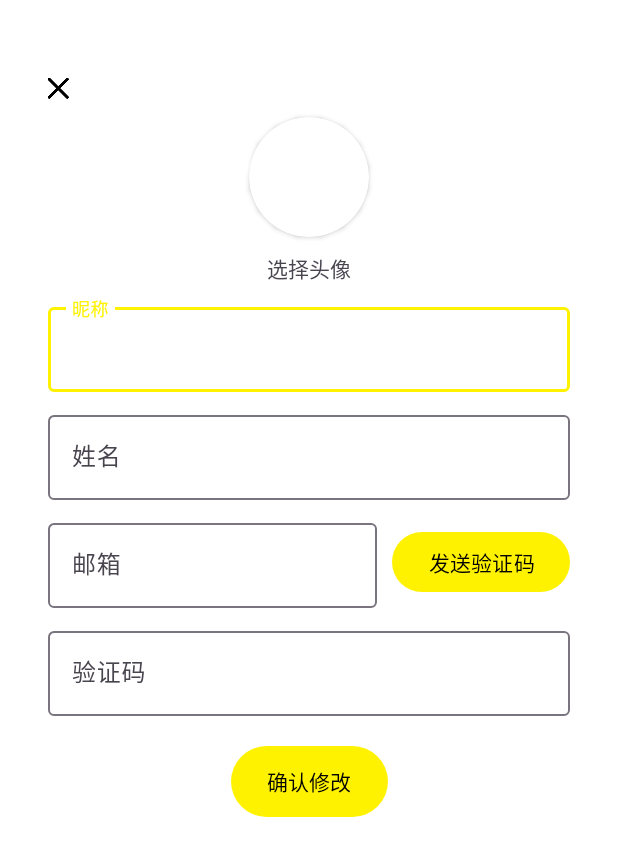
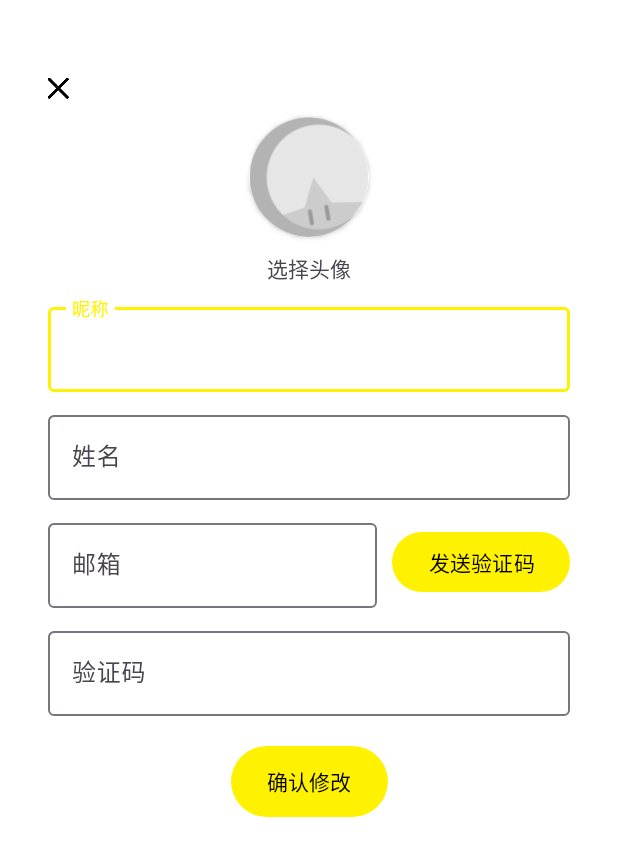
Before and after one commit to klxiaoniu/Youxi, an Android app: the layout activity_profile_update.xml on its own in the app's theme, with its tools: preview values and no code run, on a phone screen of 412 x 824 dp. Shown: the top 856 px of the screen. Run offline under Robolectric (Android 15) with nearby library versions, the phone set to English and light mode, and no system bars.

Commit message:
profile update: default avatar

```diff
--- a/app/src/main/res/layout/activity_profile_update.xml
+++ b/app/src/main/res/layout/activity_profile_update.xml
@@ -32,7 +32,8 @@
         <ImageView
             android:id="@+id/iv_avatar"
             android:layout_width="80dp"
-            android:layout_height="80dp" />
+            android:layout_height="80dp"
+            android:src="@drawable/ic_default_avatar" />
     </androidx.cardview.widget.CardView>
 
     <TextView
```
